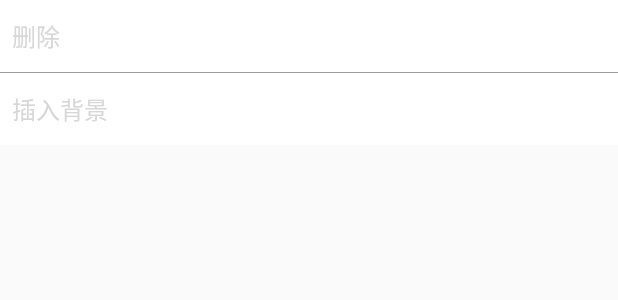
After one commit to ElseQiao/Ming, an Android app: the layout dialog_note_list.xml on its own in the app's theme, with its tools: preview values and no code run, on a phone screen of 412 x 824 dp. The commit adds this screen. Shown: the top 300 px of the screen. Run offline under Robolectric (Android 15) with nearby library versions, the phone set to English and light mode, and no system bars.

Commit message:
1.添加动态加载item颜色 2.笔记列表支持插图

```diff
--- a/build.gradle
+++ b/build.gradle
@@ -23,15 +23,17 @@ android {
 }
 
 dependencies {
-    compile fileTree(dir: 'libs', include: ['*.jar'])
+    compile fileTree(include: ['*.jar'], dir: 'libs')
     androidTestCompile('com.android.support.test.espresso:espresso-core:2.2.2', {
         exclude group: 'com.android.support', module: 'support-annotations'
     })
-
     compile 'com.android.support:appcompat-v7:25.2.0'
     compile 'com.android.support.constraint:constraint-layout:1.0.0-beta4'
     compile 'org.litepal.android:core:1.5.1'
     compile 'com.android.support:design:25.2.0'
     compile 'com.android.support:cardview-v7:25.2.0'
+    compile 'com.soundcloud.android:android-crop:1.0.1@aar'
+    compile 'com.github.bumptech.glide:glide:3.7.0'
+   // compile 'com.nononsenseapps:filepicker:4.1.0'
     testCompile 'junit:junit:4.12'
 }
--- a/src/main/java/com/example/myapplication/model/NotesModle.java
+++ b/src/main/java/com/example/myapplication/model/NotesModle.java
@@ -19,6 +19,7 @@ public class NotesModle extends DataSupport {
 
     private long create_data;
     private long change_data;
+    @Column(defaultValue = "-1")
     private String img_url;
     private long id;
     private long parent_id;
--- a/src/main/java/com/example/myapplication/utils/SdCardUtils.java
+++ b/src/main/java/com/example/myapplication/utils/SdCardUtils.java
@@ -21,7 +21,7 @@ public class SdCardUtils {
         /* cannot be instantiated */
         throw new UnsupportedOperationException("cannot be instantiated");
     }
-
+    public static String textDirName="yishu"+File.separator;
     /**
      * 判断SDCard是否可用
      */
--- /dev/null
+++ b/src/main/res/drawable/text_item_bg.xml
@@ -0,0 +1,21 @@
+<?xml version="1.0" encoding="utf-8"?>
+<selector xmlns:android="http://schemas.android.com/apk/res/android">
+
+    <item android:state_pressed="true">
+        <shape>
+            <solid android:color="@color/nnf_light_separator_color"/>
+        </shape>
+    </item>
+
+    <item android:state_focused="true">
+        <shape>
+            <solid android:color="@color/nnf_light_separator_color"/>
+        </shape>
+    </item>
+
+    <item>
+        <shape>
+            <solid android:color="@color/color_bg"/>
+        </shape>
+    </item>
+</selector>
--- a/src/main/res/layout/dialog_dirs.xml
+++ b/src/main/res/layout/dialog_dirs.xml
@@ -19,6 +19,7 @@
         android:layout_width="match_parent"
         android:layout_height="@dimen/normal_height"
         android:layout_margin="@dimen/margin_all"
+        android:maxLength="6"
         android:gravity="start"
         android:hint="@string/dirdialog_hintTitle"
         android:textSize="@dimen/bartext_size" />
--- /dev/null
+++ b/src/main/res/layout/dialog_note_list.xml
@@ -0,0 +1,40 @@
+<?xml version="1.0" encoding="utf-8"?>
+<LinearLayout xmlns:android="http://schemas.android.com/apk/res/android"
+    android:id="@+id/dialog_notelist"
+    android:layout_width="match_parent"
+    android:layout_height="match_parent"
+    android:orientation="vertical"
+    >
+
+
+    <TextView
+        android:id="@+id/dialog_notelist_tv1"
+        android:layout_width="match_parent"
+        android:layout_height="@dimen/normal_height"
+        android:gravity="center_vertical"
+        android:padding="@dimen/margin_all"
+        android:textSize="@dimen/title_size"
+        android:textColor="@color/dialog_text"
+        android:background="@drawable/text_item_bg"
+        android:text="删除" />
+    <View
+        android:layout_width="match_parent"
+        android:layout_height="0.5dip"
+        android:background="#9f9b9b"
+        />
+
+    <TextView
+        android:id="@+id/dialog_notelist_tv2"
+        android:layout_width="match_parent"
+        android:layout_height="@dimen/normal_height"
+        android:gravity="center_vertical"
+        android:padding="@dimen/margin_all"
+        android:textSize="@dimen/title_size"
+        android:textColor="@color/dialog_text"
+        android:typeface="normal"
+        android:background="@drawable/text_item_bg"
+        android:text="插入背景" />
+
+
+
+</LinearLayout>
```
Also changed, not shown: src/main/java/com/example/myapplication/activity/NotesListActivity.java (added, +324 -0 lines), src/main/java/com/example/myapplication/activity/TextActivity.java (deleted, +0 -212 lines), src/main/java/com/example/myapplication/fragment/NoteListDialog.java (added, +92 -0 lines), src/main/res/drawable-xhdpi/cropped.jpg (added), 1255 other files.
